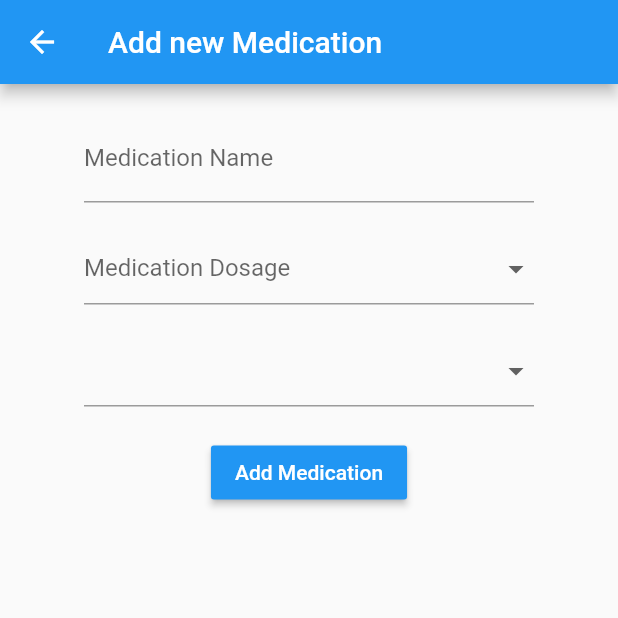
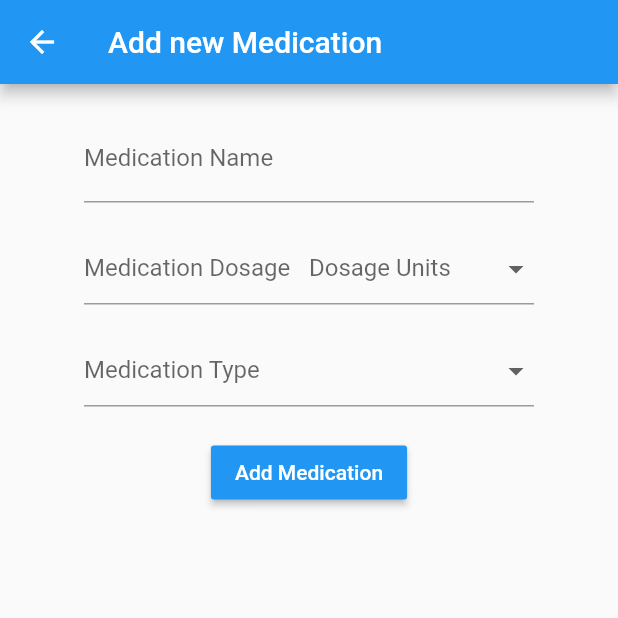
Before and after one commit to rosscraw/MedicationTracker, a Flutter app: the MedicationScreen screen opened directly, after a tap on "Add Medication", on a phone screen of 412 x 824 dp, the top half of it. Run offline on Flutter 3.47's test engine with Material 2 defaults, Android fonts, the light colour scheme and no system bars; our stand-ins replace cloud_firestore, firebase_auth, flutter_spinkit, table_calendar; accounts and stored records are empty.

Commit message:
Refactored code, introduced new packages for individual screens. Added further documentation.

```diff
--- a/medication_tracker/lib/back_end/medication.dart
+++ b/medication_tracker/lib/back_end/medication.dart
@@ -48,6 +48,7 @@ class Medication{
     _hasMedBeenTaken = hasBeenTaken;
   }
 
+  /// Allocates specific icon depending upon the type of medication.
   IconData getMedicationIcon() {
     if (_medType == 'Pills') {
       return DownloadedIcons.pills;
--- a/medication_tracker/lib/screens/app_root.dart
+++ b/medication_tracker/lib/screens/app_root.dart
@@ -5,7 +5,7 @@ import 'package:medicationtracker/screens/check_sign_in_state.dart';
 import 'package:medicationtracker/services/firebase_authentication.dart';
 import 'package:provider/provider.dart';
 import 'home/home_widget.dart';
-import 'home/medication_list_screen.dart';
+import 'medication_list/medication_list_screen.dart';
 import 'package:medicationtracker/screens/authenticate/authentication.dart';
 
 void main() {
--- a/medication_tracker/lib/screens/check_sign_in_state.dart
+++ b/medication_tracker/lib/screens/check_sign_in_state.dart
@@ -6,6 +6,9 @@ import 'package:medicationtracker/screens/home/home_screen.dart';
 import 'package:medicationtracker/screens/home/home_widget.dart';
 import 'package:provider/provider.dart';
 
+/// Checks if user is signed in.
+/// If signed it will show the Home Screen.
+/// If not signed in it will show the Log In Screen.
 class CheckSignInState extends StatelessWidget {
   @override
   Widget build(BuildContext context) {
@@ -13,10 +16,11 @@ class CheckSignInState extends StatelessWidget {
     final user = Provider.of<User>(context);
     print(user);
 
-    // return either Home of login screen depending on if user is logged it
+    // If there is no user being provided show Log In Screen.
     if (user == null) {
       return Authentication();
     }
+    // If user is provided show Home Screen.
     else {
       return HomeWidget(title: 'MedTracker', user: user);
     }
--- a/medication_tracker/lib/screens/home/home_widget.dart
+++ b/medication_tracker/lib/screens/home/home_widget.dart
@@ -1,9 +1,9 @@
 import 'package:flutter/material.dart';
 import 'package:medicationtracker/back_end/user.dart';
 import 'package:medicationtracker/services/firebase_authentication.dart';
-import 'medication_list_screen.dart';
-import 'adherence_screen.dart';
-import 'calendar_screen.dart';
+import '../medication_list/medication_list_screen.dart';
+import '../adherence/adherence_screen.dart';
+import '../calendar/calendar_screen.dart';
 import 'home_screen.dart';
 
 /// Represents the scaffold for the main section of the app.
--- a/medication_tracker/lib/screens/home/add_medication.dart
+++ b/medication_tracker/lib/screens/medication_list/add_medication_screen.dart
@@ -2,10 +2,10 @@ import 'package:flutter/cupertino.dart';
 import 'package:flutter/material.dart';
 import 'package:medicationtracker/back_end/medication.dart';
 import 'package:medicationtracker/back_end/user.dart';
-import 'package:medicationtracker/screens/home/medication_list_screen.dart';
+import 'file:///C:/Users/rossb/OneDrive/Documents/University%20Files/Dissertation%20Project/Code/MedicationTracker/medication_tracker/lib/screens/medication_list/medication_list_screen.dart';
 
 
-
+/// Screen that allows user to input details about their Medication and adds it to their medication list.
 class AddMedicationScreen extends StatefulWidget {
 
   final User user;
@@ -60,6 +60,7 @@ class _AddMedicationScreenState extends State<AddMedicationScreen> {
                       key: _medFormKey,
                       child: Column(
                         children: [
+                          // Medication Name Input.
                           TextFormField(
                               validator: (val) => val.isEmpty ? "Please enter your medication's name" : null,
                               decoration: InputDecoration(
@@ -70,6 +71,8 @@ class _AddMedicationScreenState extends State<AddMedicationScreen> {
                               }
                           ),
                           SizedBox(height: 20.0),
+                          // Medication dosage input.
+                          // Dropdown option to select units of dosage.
                           Row(
                             children: [
                               Flexible(
@@ -87,6 +90,7 @@ class _AddMedicationScreenState extends State<AddMedicationScreen> {
                               Flexible(
                                 child: DropdownButtonFormField<String>(
                                   decoration: InputDecoration(
+                                    labelText: 'Dosage Units',
                                     contentPadding: EdgeInsets.all(0.0),
                                   ),
                                   items: _dosageUnits.map((String dropDownStringItem) {
@@ -103,12 +107,13 @@ class _AddMedicationScreenState extends State<AddMedicationScreen> {
                                   },
                                 ),
                               ),
-
                             ],
                           ),
                           SizedBox(height: 20.0),
+                          // Medication Type Input using a dropdown.
                           DropdownButtonFormField<String>(
                             decoration: InputDecoration(
+                              labelText: 'Medication Type',
                               contentPadding: EdgeInsets.all(0.0),
                             ),
                             items: _medicationTypes.map((String dropDownStringItem) {
@@ -133,18 +138,7 @@ class _AddMedicationScreenState extends State<AddMedicationScreen> {
                             ),
                             // TODO add to medication to user's list.
                             onPressed: () {
-                              if(_medFormKey.currentState.validate()) {
-                                setState(() {
-                                if (_currentItemSelected != 'as required') {
-                                  widget.user.addMedication(new Medication(medicationName, (medicationDosage + medicationUnit), medicationType));
-                                }
-                                else {
-                                  widget.user.addMedication(new Medication(medicationName, (medicationUnit), ''));
-
-                                }
-                                Navigator.pop(context);
-                              });
-                              }
+                              addMedicationToList(medicationName, medicationDosage, medicationUnit, medicationType);
                             },
                           )
                         ],
@@ -159,4 +153,19 @@ class _AddMedicationScreenState extends State<AddMedicationScreen> {
       )
     );
   }
+
+  /// Adds medication to user's medication list and returns the user to the Medication List screen.
+  void addMedicationToList(String medicationName, String medicationDosage, String medicationUnit, String medicationType) {
+    if(_medFormKey.currentState.validate()) {
+      setState(() {
+        if (_currentItemSelected != 'as required') {
+          widget.user.addMedication(new Medication(medicationName, (medicationDosage + medicationUnit), medicationType));
+        }
+        else {
+          widget.user.addMedication(new Medication(medicationName, (medicationUnit), ''));
+        }
+        Navigator.pop(context);
+      });
+    }
+  }
 }
--- a/medication_tracker/lib/screens/home/medication_details_screen.dart
+++ b/medication_tracker/lib/screens/medication_list/medication_details_screen.dart
@@ -1,5 +1,3 @@
-
-
 import 'package:flutter/cupertino.dart';
 import 'package:flutter/material.dart';
 import 'package:medicationtracker/back_end/medication.dart';
--- a/medication_tracker/lib/screens/home/medication_list_screen.dart
+++ b/medication_tracker/lib/screens/medication_list/medication_list_screen.dart
@@ -1,15 +1,11 @@
 import 'package:flutter/material.dart';
-import 'package:medicationtracker/assets/icons/icons.dart';
 import 'package:medicationtracker/back_end/medication.dart';
-import 'package:medicationtracker/back_end/user.dart';
 import 'package:medicationtracker/dummy_data/dummy_user.dart';
-import 'package:medicationtracker/screens/home/add_medication.dart';
-import'medication_details_screen.dart';
+import 'add_medication_screen.dart';
+import 'medication_details_screen.dart';
 import 'package:medicationtracker/services/firestore_database.dart';
 import 'package:provider/provider.dart';
 import 'package:cloud_firestore/cloud_firestore.dart';
-import 'package:medicationtracker/dummy_data/constants.dart';
-import 'package:medicationtracker/assets/icons/icons.dart';
 
 /// Screen that displays a list of medications in the user's medication list.
 /// User can check a checkbox to confirm whether or not they have taken the medication.
@@ -37,6 +33,7 @@ class _MedicationScreenState extends State<MedicationScreen> {
             width: 500.0,
             child: Container(
                 child: ListView.builder(
+                  padding: EdgeInsets.fromLTRB(0, 0, 0, 50),
                   itemCount: dummyList.length,
                   itemBuilder: (context, index) {
                     return Card(
```
Also changed, not shown: medication_tracker/lib/screens/authenticate/log_in_screen.dart (+0 -20 lines), medication_tracker/lib/screens/authenticate/register_account_screen.dart (+0 -20 lines), medication_tracker/lib/screens/adherence/adherence_screen.dart (renamed from medication_tracker/lib/screens/home/adherence_screen.dart), medication_tracker/lib/screens/calendar/calendar_screen.dart (renamed from medication_tracker/lib/screens/home/calendar_screen.dart).
